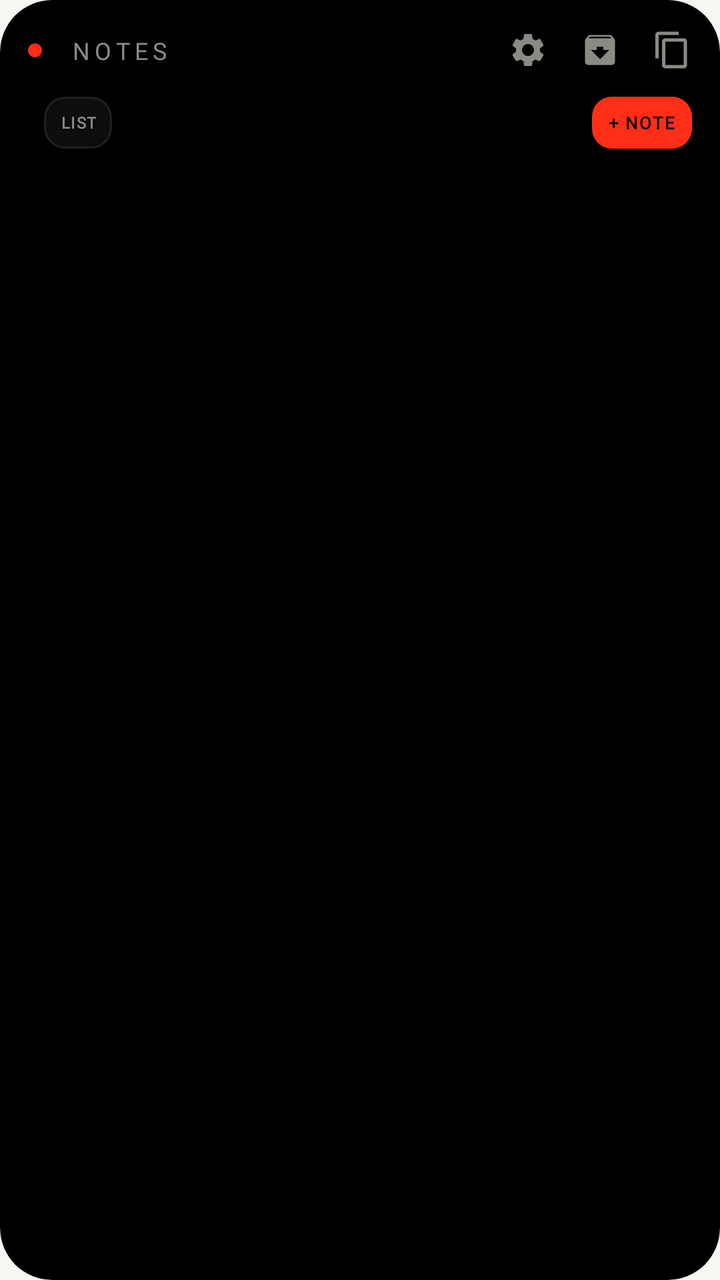
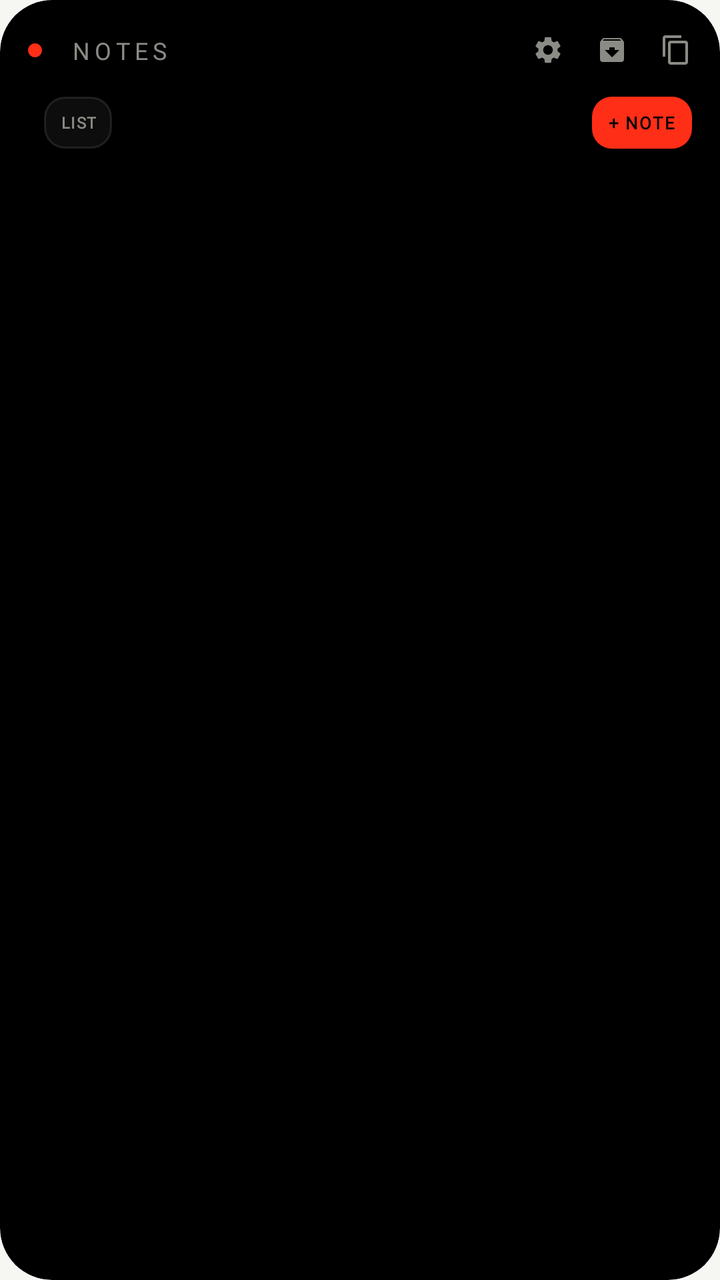

An Android layout rendered at two revisions. The XML below is the earlier revision; the diff shows what the commit changed to produce the second picture.
<!-- AndroidManifest.xml: application theme Theme.CRSScheduler.GE -->
<!-- res/layout/notes_widget_ne.xml -->
<?xml version="1.0" encoding="utf-8"?>
<FrameLayout xmlns:android="http://schemas.android.com/apk/res/android"
    android:layout_width="match_parent"
    android:layout_height="match_parent"
    android:background="@drawable/widget_bg_ne"
    android:clipToOutline="true">

    <LinearLayout
        android:layout_width="match_parent"
        android:layout_height="match_parent"
        android:orientation="vertical"
        android:paddingStart="14dp"
        android:paddingTop="14dp"
        android:paddingEnd="14dp"
        android:paddingBottom="14dp">

        <LinearLayout
            android:layout_width="match_parent"
            android:layout_height="wrap_content"
            android:orientation="horizontal"
            android:gravity="center_vertical">

            <ImageView
                android:layout_width="7dp"
                android:layout_height="7dp"
                android:src="@drawable/dot_accent_ne" />

            <TextView
                android:id="@+id/header_brand_label"
                android:layout_width="wrap_content"
                android:layout_height="wrap_content"
                android:layout_marginStart="7dp"
                android:paddingStart="7dp"
                android:paddingEnd="7dp"
                android:paddingTop="3dp"
                android:paddingBottom="3dp"
                android:text="NOTES"
                android:textColor="@color/ne_ink_dim"
                android:textSize="12sp"
                android:letterSpacing="0.2"
                android:fontFamily="@font/jetbrains_mono" />

            <TextView
                android:layout_width="0dp"
                android:layout_height="1dp"
                android:layout_weight="1" />

            <ImageView
                android:id="@+id/btn_settings"
                android:layout_width="20dp"
                android:layout_height="20dp"
                android:src="@drawable/ic_settings_ne" />

            <ImageView
                android:id="@+id/btn_archive"
                android:layout_width="20dp"
                android:layout_height="20dp"
                android:layout_marginStart="16dp"
                android:src="@drawable/ic_archive_ne" />

            <ImageView
                android:id="@+id/btn_copy_all"
                android:layout_width="20dp"
                android:layout_height="20dp"
                android:layout_marginStart="16dp"
                android:src="@drawable/ic_copy_ne" />
        </LinearLayout>

        <LinearLayout
            android:layout_width="match_parent"
            android:layout_height="26dp"
            android:orientation="horizontal"
            android:layout_marginTop="12dp"
            android:layout_marginBottom="10dp">

            <TextView
                android:id="@+id/notes_count_label"
                android:layout_width="wrap_content"
                android:layout_height="match_parent"
                android:gravity="center_vertical"
                android:textColor="@color/ne_ink_dim"
                android:textSize="9.5sp"
                android:letterSpacing="0.1"
                android:maxLines="1"
                android:fontFamily="@font/jetbrains_mono" />

            <TextView
                android:id="@+id/btn_view_toggle"
                android:layout_width="wrap_content"
                android:layout_height="match_parent"
                android:layout_marginStart="8dp"
                android:gravity="center"
                android:paddingStart="8dp"
                android:paddingEnd="8dp"
                android:text="LIST"
                android:textColor="@color/ne_ink_dim"
                android:textStyle="bold"
                android:textSize="8sp"
                android:letterSpacing="0.06"
                android:background="@drawable/chip_outline_bg_ne"
                android:fontFamily="@font/jetbrains_mono_bold" />

            <TextView
                android:layout_width="0dp"
                android:layout_height="match_parent"
                android:layout_weight="1" />

            <LinearLayout
                android:id="@+id/btn_add_note"
                android:layout_width="wrap_content"
                android:layout_height="match_parent"
                android:gravity="center"
                android:paddingStart="8dp"
                android:paddingEnd="8dp"
                android:background="@drawable/chip_filled_bg_ne">

                <TextView
                    android:layout_width="wrap_content"
                    android:layout_height="wrap_content"
                    android:text="+ NOTE"
                    android:textColor="@color/ne_bg"
                    android:textStyle="bold"
                    android:textSize="8.5sp"
                    android:letterSpacing="0.08"
                android:fontFamily="@font/jetbrains_mono_bold" />
            </LinearLayout>
        </LinearLayout>

        <FrameLayout
            android:id="@+id/notes_list_wrapper"
            android:layout_width="match_parent"
            android:layout_height="0dp"
            android:layout_weight="1">

            <ListView
                android:id="@+id/notes_list_listview"
                android:layout_width="match_parent"
                android:layout_height="match_parent"
                android:divider="@null"
                android:dividerHeight="0dp"
                android:scrollbars="none"
                android:listSelector="@android:color/transparent"
                android:clipToPadding="false" />

            <LinearLayout
                android:id="@+id/notes_list_empty"
                android:layout_width="match_parent"
                android:layout_height="wrap_content"
                android:layout_gravity="center"
                android:orientation="vertical"
                android:gravity="center"
                android:visibility="gone">

                <TextView
                    android:layout_width="match_parent"
                    android:layout_height="wrap_content"
                    android:gravity="center"
                    android:text="No notes yet."
                    android:textColor="@color/ne_ink"
                    android:textStyle="bold"
                    android:textSize="13.5sp"
                    android:fontFamily="@font/jetbrains_mono_bold" />

                <TextView
                    android:layout_width="match_parent"
                    android:layout_height="wrap_content"
                    android:gravity="center"
                    android:text="Tap + NOTE for a subject note, deadline, or to-do."
                    android:textColor="@color/ne_ink_dim"
                    android:textSize="11sp"
                    android:maxLines="3"
                    android:layout_marginTop="4dp"
                android:fontFamily="@font/jetbrains_mono" />
            </LinearLayout>
        </FrameLayout>

    </LinearLayout>

</FrameLayout>
<!-- resources referenced by this layout -->
<resources>
  <color name="ne_bg">#000000</color>
  <color name="ne_ink">#F3F2ED</color>
  <color name="ne_ink_dim">#8B8B86</color>
  <!-- drawable chip_filled_bg_ne (drawable) -->
  <?xml version="1.0" encoding="utf-8"?>
  <shape xmlns:android="http://schemas.android.com/apk/res/android">
      <solid android:color="@color/ne_accent" />
      <corners android:radius="10dp" />
  </shape>
  <!-- drawable chip_outline_bg_ne (drawable) -->
  <?xml version="1.0" encoding="utf-8"?>
  <shape xmlns:android="http://schemas.android.com/apk/res/android">
      <solid android:color="@color/ne_surface" />
      <corners android:radius="10dp" />
      <stroke android:width="1dp" android:color="@color/ne_line" />
  </shape>
  <!-- drawable dot_accent_ne (drawable) -->
  <?xml version="1.0" encoding="utf-8"?>
  <shape xmlns:android="http://schemas.android.com/apk/res/android" android:shape="oval">
      <solid android:color="@color/ne_accent" />
  </shape>
  <!-- drawable ic_archive_ne (drawable) -->
  <?xml version="1.0" encoding="utf-8"?>
  <vector xmlns:android="http://schemas.android.com/apk/res/android"
      android:width="24dp"
      android:height="24dp"
      android:viewportWidth="24"
      android:viewportHeight="24"
      android:tint="@color/ne_ink_dim">
      <path
          android:fillColor="#FF000000"
          android:pathData="M20.54,5.23l-1.39,-1.68C18.88,3.21 18.47,3 18,3H6c-0.47,0 -0.88,0.21 -1.16,0.55L3.46,5.23C3.17,5.57 3,6.02 3,6.5V19c0,1.1 0.9,2 2,2h14c1.1,0 2,-0.9 2,-2V6.5c0,-0.48 -0.17,-0.93 -0.46,-1.27zM12,17.5L6.5,12H10v-2h4v2h3.5L12,17.5zM5.12,5l0.81,-1h12l0.94,1H5.12z" />
  </vector>
  <!-- drawable ic_copy_ne (drawable) -->
  <?xml version="1.0" encoding="utf-8"?>
  <vector xmlns:android="http://schemas.android.com/apk/res/android"
      android:width="24dp"
      android:height="24dp"
      android:viewportWidth="24"
      android:viewportHeight="24"
      android:tint="@color/ne_ink_dim">
      <path
          android:fillColor="#FF000000"
          android:pathData="M16,1H4C2.9,1 2,1.9 2,3v14h2V3h12V1zM19,5H8C6.9,5 6,5.9 6,7v14c0,1.1 0.9,2 2,2h11c1.1,0 2,-0.9 2,-2V7C21,5.9 20.1,5 19,5zM19,21H8V7h11V21z" />
  </vector>
  <!-- drawable widget_bg_ne (drawable) -->
  <?xml version="1.0" encoding="utf-8"?>
  <shape xmlns:android="http://schemas.android.com/apk/res/android">
      <solid android:color="@color/ne_bg" />
      <corners android:radius="26dp" />
  </shape>
  <style name="Theme.CRSScheduler.GE" parent="Theme.AppCompat.DayNight.NoActionBar">
          <item name="android:windowBackground">@color/ge_bg</item>
          <item name="colorPrimary">@color/ge_accent</item>
          <item name="colorPrimaryDark">@color/ge_bg</item>
          <item name="colorAccent">@color/ge_accent</item>
      </style>
  <color name="ne_accent">#FF2E17</color>
  <color name="ne_surface">#0D0D0D</color>
  <color name="ne_line">#1AFFFFFF</color>
  <color name="ge_bg">#F6F6F3</color>
  <color name="ge_accent">#7B1113</color>
  <!-- unchanged entries left out for length: 1 -->
</resources>

<!-- the commit's change to res/layout/notes_widget_ne.xml (unified diff, before → after) -->
@@ -47,21 +47,21 @@
 
             <ImageView
                 android:id="@+id/btn_settings"
-                android:layout_width="20dp"
-                android:layout_height="20dp"
+                android:layout_width="16dp"
+                android:layout_height="16dp"
                 android:src="@drawable/ic_settings_ne" />
 
             <ImageView
                 android:id="@+id/btn_archive"
-                android:layout_width="20dp"
-                android:layout_height="20dp"
+                android:layout_width="16dp"
+                android:layout_height="16dp"
                 android:layout_marginStart="16dp"
                 android:src="@drawable/ic_archive_ne" />
 
             <ImageView
                 android:id="@+id/btn_copy_all"
-                android:layout_width="20dp"
-                android:layout_height="20dp"
+                android:layout_width="16dp"
+                android:layout_height="16dp"
                 android:layout_marginStart="16dp"
                 android:src="@drawable/ic_copy_ne" />
         </LinearLayout>
@@ -115,6 +115,7 @@
                 android:background="@drawable/chip_filled_bg_ne">
 
                 <TextView
+                    android:id="@+id/btn_add_note_label"
                     android:layout_width="wrap_content"
                     android:layout_height="wrap_content"
                     android:text="+ NOTE"
@@ -152,6 +153,7 @@
                 android:visibility="gone">
 
                 <TextView
+                    android:id="@+id/notes_empty_title"
                     android:layout_width="match_parent"
                     android:layout_height="wrap_content"
                     android:gravity="center"
@@ -162,6 +164,7 @@
                     android:fontFamily="@font/jetbrains_mono_bold" />
 
                 <TextView
+                    android:id="@+id/notes_empty_sub"
                     android:layout_width="match_parent"
                     android:layout_height="wrap_content"
                     android:gravity="center"
